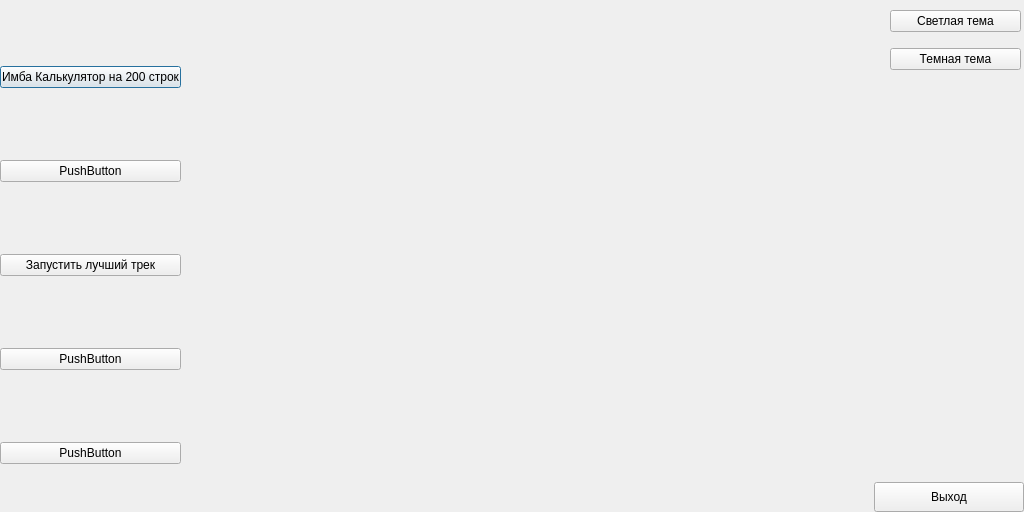
Qt form Design_test.ui (Lime00000000/Christianity) before a commit.
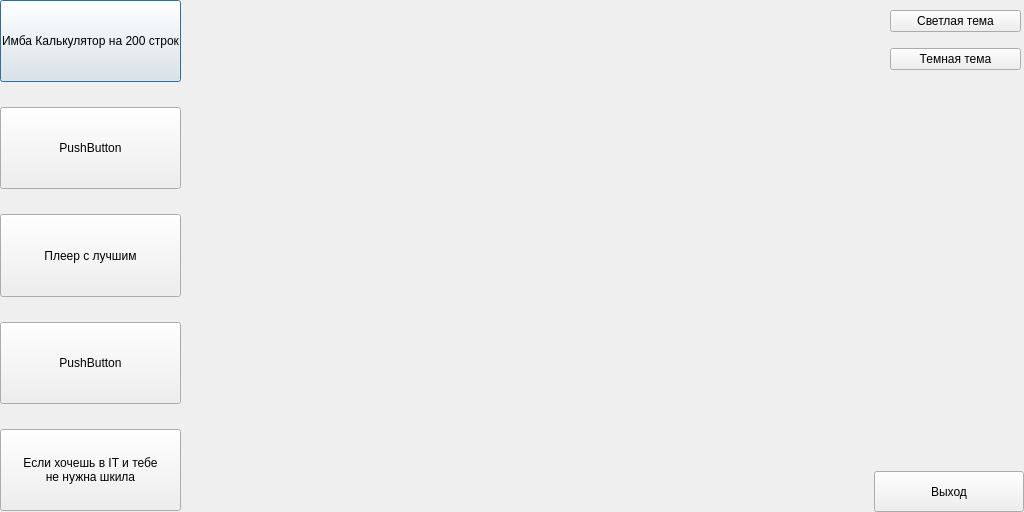
The same form after that commit.

Patch:
```diff
--- a/Design_test.ui
+++ b/Design_test.ui
@@ -19,12 +19,24 @@
      <x>0</x>
      <y>0</y>
      <width>181</width>
-     <height>531</height>
+     <height>511</height>
     </rect>
    </property>
    <layout class="QVBoxLayout" name="verticalLayout">
+    <property name="spacing">
+     <number>25</number>
+    </property>
+    <property name="bottomMargin">
+     <number>0</number>
+    </property>
     <item>
      <widget class="QPushButton" name="pushButton_3">
+      <property name="sizePolicy">
+       <sizepolicy hsizetype="Minimum" vsizetype="Expanding">
+        <horstretch>0</horstretch>
+        <verstretch>0</verstretch>
+       </sizepolicy>
+      </property>
       <property name="text">
        <string>Имба Калькулятор на 200 строк</string>
       </property>
@@ -32,6 +44,12 @@
     </item>
     <item>
      <widget class="QPushButton" name="pushButton_4">
+      <property name="sizePolicy">
+       <sizepolicy hsizetype="Minimum" vsizetype="Expanding">
+        <horstretch>0</horstretch>
+        <verstretch>0</verstretch>
+       </sizepolicy>
+      </property>
       <property name="text">
        <string>PushButton</string>
       </property>
@@ -39,8 +57,14 @@
     </item>
     <item>
      <widget class="QPushButton" name="pushButton">
+      <property name="sizePolicy">
+       <sizepolicy hsizetype="Minimum" vsizetype="Expanding">
+        <horstretch>0</horstretch>
+        <verstretch>0</verstretch>
+       </sizepolicy>
+      </property>
       <property name="text">
-       <string>Запустить лучший трек</string>
+       <string>Плеер с лучшим</string>
       </property>
       <property name="autoExclusive">
        <bool>false</bool>
@@ -52,6 +76,12 @@
     </item>
     <item>
      <widget class="QPushButton" name="pushButton_6">
+      <property name="sizePolicy">
+       <sizepolicy hsizetype="Minimum" vsizetype="Expanding">
+        <horstretch>0</horstretch>
+        <verstretch>0</verstretch>
+       </sizepolicy>
+      </property>
       <property name="text">
        <string>PushButton</string>
       </property>
@@ -59,8 +89,15 @@
     </item>
     <item>
      <widget class="QPushButton" name="pushButton_5">
+      <property name="sizePolicy">
+       <sizepolicy hsizetype="Minimum" vsizetype="Expanding">
+        <horstretch>0</horstretch>
+        <verstretch>0</verstretch>
+       </sizepolicy>
+      </property>
       <property name="text">
-       <string>PushButton</string>
+       <string>Если хочешь в IT и тебе
+не нужна шкила</string>
       </property>
      </widget>
     </item>
@@ -70,9 +107,9 @@
    <property name="geometry">
     <rect>
      <x>874</x>
-     <y>482</y>
+     <y>471</y>
      <width>150</width>
-     <height>30</height>
+     <height>41</height>
     </rect>
    </property>
    <property name="text">
```
